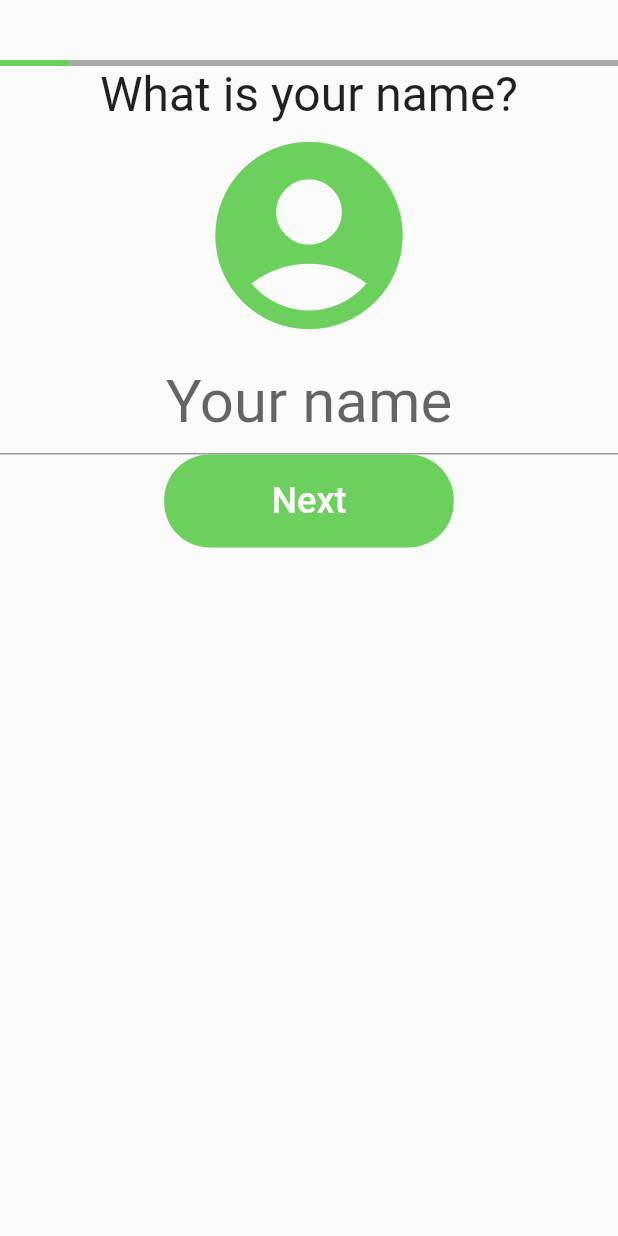
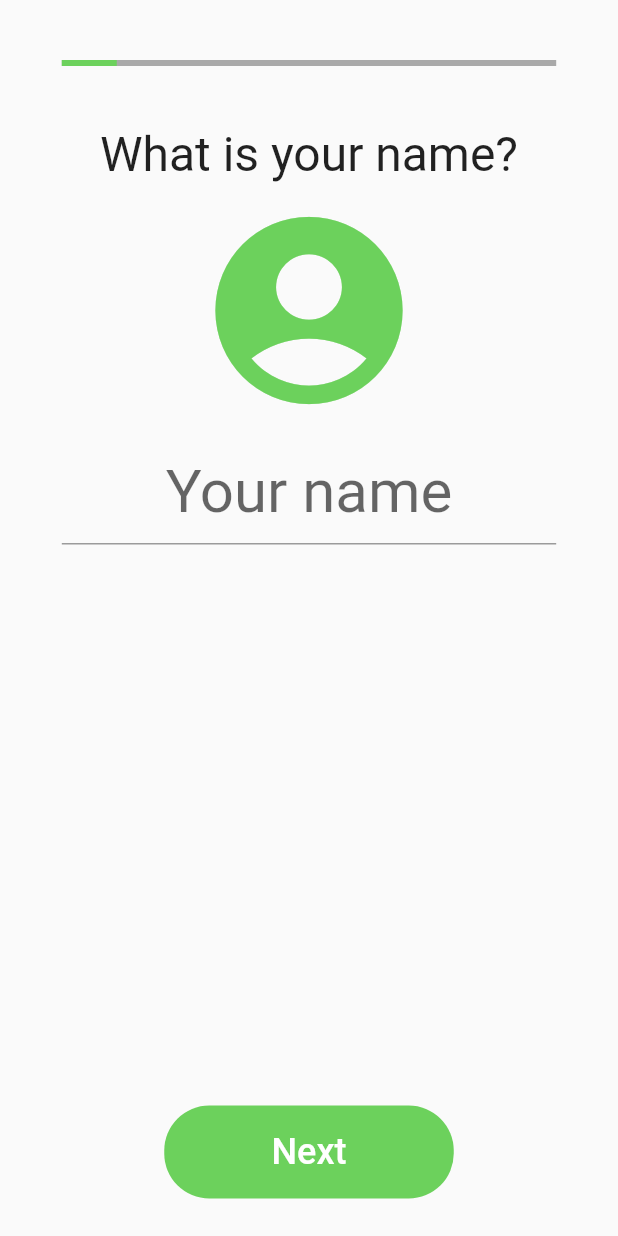
Before and after one commit to SonNguyen9720/plan_meal_app, a Flutter app: the NameScreen screen opened by its route, on a phone screen of 412 x 824 dp. Run offline on Flutter 3.47's test engine with Material 2 defaults, Android fonts, the light colour scheme and no system bars; our stand-ins replace bloc, carousel_slider, device_preview, equatable, flutter_bloc, get_it and 2 more; Roboto replaces fonts that are missing (Signika).

Commit message:
fix overflow bug

```diff
--- a/lib/presentation/features/information_user/name/user_name_screen.dart
+++ b/lib/presentation/features/information_user/name/user_name_screen.dart
@@ -14,28 +14,40 @@ class _NameScreenState extends State<NameScreen> {
   TextEditingController textEditingController = TextEditingController();
   @override
   Widget build(BuildContext context) {
-    return Scaffold(
+    return SafeArea(
+      child: Scaffold(
+        resizeToAvoidBottomInset: false,
         body: Center(
           child: Column(
+            mainAxisAlignment: MainAxisAlignment.spaceBetween,
             children: [
-            SizedBox(
-              height: 40,
-            ),
-            const LinearProgressIndicator(
+              Container(
+                margin: const EdgeInsets.symmetric(vertical: 40),
+                child: const FractionallySizedBox(
+                  widthFactor: 0.8,
+                  child: LinearProgressIndicator(
                     value: 1 / 9,
                     color: AppColors.green,
                     backgroundColor: AppColors.backgroundIndicator,
+                  ),
+                ),
               ),
               Text(
                 "What is your name?",
                 style: GoogleFonts.signika(fontSize: 32),
               ),
-            const Icon(
+              Container(
+                margin: const EdgeInsets.symmetric(vertical: 10),
+                child: const Icon(
                   Icons.account_circle_sharp,
                   size: 150,
                   color: AppColors.green,
                 ),
-            TextField(
+              ),
+              Expanded(
+                child: FractionallySizedBox(
+                  widthFactor: 0.8,
+                  child: TextField(
                     controller: textEditingController,
                     decoration: InputDecoration(
                       hintText: "Your name",
@@ -48,8 +60,15 @@ class _NameScreenState extends State<NameScreen> {
                       fontSize: 40,
                     ),
                   ),
-            NavigateButton(text: "Next", callbackFunc: navigatorFunc)
+                ),
+              ),
+              Padding(
+                padding: const EdgeInsets.symmetric(vertical: 25),
+                child:
+                    NavigateButton(text: "Next", callbackFunc: navigatorFunc),
+              )
             ],
+          ),
         ),
       ),
     );
--- /dev/null
+++ b/lib/presentation/widgets/independent/linear_progess.dart
@@ -0,0 +1,12 @@
+import 'package:flutter/material.dart';
+
+class LinearProgress extends StatelessWidget {
+  const LinearProgress({Key? key, required this.value}) : super(key: key);
+
+  final double value;
+
+  @override
+  Widget build(BuildContext context) {
+    return Container();
+  }
+}
```
Lines whose indentation alone changed are shown as unchanged.
